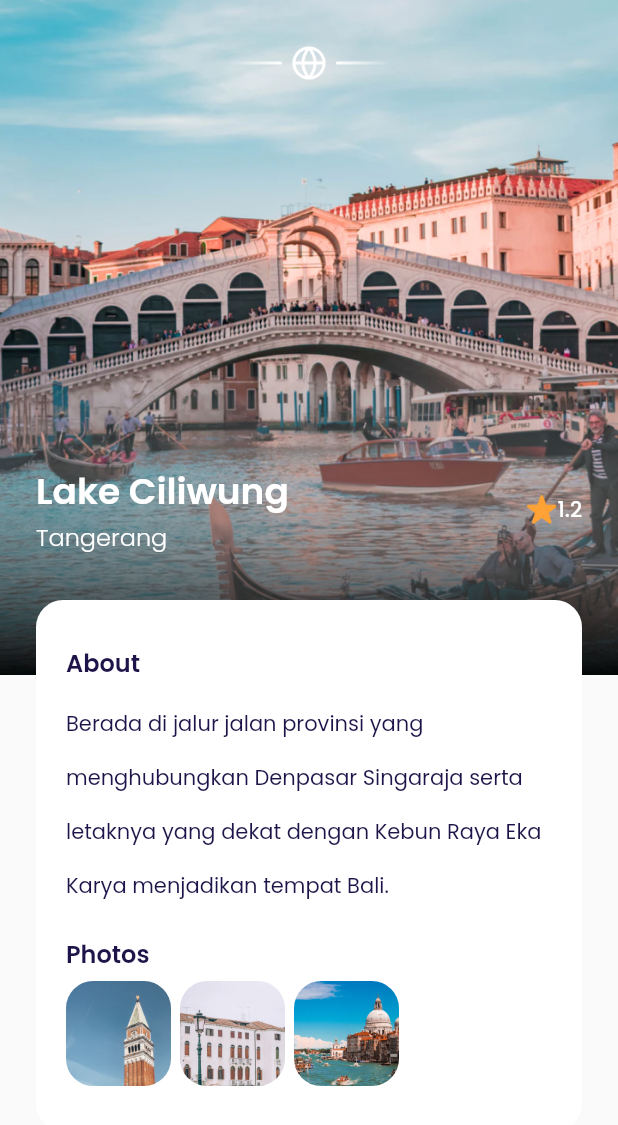
After one commit to asbiqalalawi/airplane, a Flutter app: the DetailPage screen opened by its route, on a phone screen of 412 x 824 dp. The commit adds this screen. Shown: the top 1125 px of the screen. Run offline on Flutter 3.47's test engine with Material 2 defaults, Android fonts, the phone set to English and light mode, and no system bars; our stand-ins replace google_fonts.

Commit message:
Slicing detail page (background image, title, about, photo)

```diff
--- a/lib/main.dart
+++ b/lib/main.dart
@@ -1,4 +1,5 @@
 import 'package:airplane/ui/pages/bonus_page.dart';
+import 'package:airplane/ui/pages/detail_page.dart';
 import 'package:airplane/ui/pages/get_started_page.dart';
 import 'package:airplane/ui/pages/main_page.dart';
 import 'package:airplane/ui/pages/sign_up_page.dart';
@@ -20,6 +21,7 @@ class MyApp extends StatelessWidget {
         '/sign-up': (context) => const SignUpPage(),
         '/bonus': (context) => const BonusPage(),
         '/main': (context) => const MainPage(),
+        '/detail': (context) => const DetailPage(),
       },
     );
   }
--- /dev/null
+++ b/lib/ui/pages/detail_page.dart
@@ -0,0 +1,184 @@
+import 'package:airplane/shared/theme.dart';
+import 'package:airplane/ui/widgets/photo_item.dart';
+import 'package:flutter/material.dart';
+
+class DetailPage extends StatelessWidget {
+  const DetailPage({Key? key}) : super(key: key);
+
+  @override
+  Widget build(BuildContext context) {
+    Widget backgroundImage() {
+      return Container(
+        height: 450,
+        width: double.infinity,
+        decoration: const BoxDecoration(
+          image: DecorationImage(
+            image: AssetImage(
+              'assets/image_destination1.png',
+            ),
+            fit: BoxFit.cover,
+          ),
+        ),
+      );
+    }
+
+    Widget shadowContainer() {
+      return Container(
+        height: 214,
+        width: double.infinity,
+        margin: const EdgeInsets.only(top: 236),
+        decoration: BoxDecoration(
+            gradient: LinearGradient(
+                begin: Alignment.topCenter,
+                end: Alignment.bottomCenter,
+                colors: [
+              whiteColor.withOpacity(0),
+              Colors.black.withOpacity(0.95)
+            ])),
+      );
+    }
+
+    Widget content() {
+      return Container(
+        width: double.infinity,
+        margin: const EdgeInsets.symmetric(horizontal: defaultMargin),
+        child: SingleChildScrollView(
+          child: Column(
+            children: [
+              // EMBLEM
+              Container(
+                height: 24,
+                width: 108,
+                margin: const EdgeInsets.only(top: 30),
+                decoration: const BoxDecoration(
+                  image: DecorationImage(
+                    image: AssetImage(
+                      'assets/icon_emblem.png',
+                    ),
+                  ),
+                ),
+              ),
+              // TITLE
+              Container(
+                margin: const EdgeInsets.only(top: 256),
+                width: double.infinity,
+                child: Row(
+                  children: [
+                    Expanded(
+                      child: Column(
+                        crossAxisAlignment: CrossAxisAlignment.start,
+                        children: [
+                          Text(
+                            'Lake Ciliwung',
+                            style: whiteTextStyle.copyWith(
+                              fontSize: 24,
+                              fontWeight: semiBold,
+                            ),
+                          ),
+                          Text(
+                            'Tangerang',
+                            style: whiteTextStyle.copyWith(
+                              fontSize: 16,
+                              fontWeight: light,
+                            ),
+                          ),
+                        ],
+                      ),
+                    ),
+                    Row(
+                      mainAxisAlignment: MainAxisAlignment.center,
+                      crossAxisAlignment: CrossAxisAlignment.start,
+                      children: [
+                        Container(
+                          height: 20,
+                          width: 20,
+                          margin: const EdgeInsets.only(right: 1),
+                          decoration: const BoxDecoration(
+                            image: DecorationImage(
+                              image: AssetImage(
+                                'assets/icon_star.png',
+                              ),
+                            ),
+                          ),
+                        ),
+                        Text(
+                          '1.2',
+                          style: whiteTextStyle.copyWith(
+                            fontWeight: medium,
+                          ),
+                        )
+                      ],
+                    ),
+                  ],
+                ),
+              ),
+              // CONTENT
+              Container(
+                width: double.infinity,
+                margin: const EdgeInsets.only(top: 30),
+                padding: const EdgeInsets.symmetric(
+                  horizontal: 20,
+                  vertical: 30,
+                ),
+                decoration: BoxDecoration(
+                  color: whiteColor,
+                  borderRadius: BorderRadius.circular(18),
+                ),
+                child: Column(
+                  crossAxisAlignment: CrossAxisAlignment.start,
+                  children: [
+                    Text(
+                      'About',
+                      style: blackTextStyle.copyWith(
+                        fontSize: 16,
+                        fontWeight: semiBold,
+                      ),
+                    ),
+                    const SizedBox(
+                      height: 6,
+                    ),
+                    Text(
+                      'Berada di jalur jalan provinsi yang menghubungkan Denpasar Singaraja serta letaknya yang dekat dengan Kebun Raya Eka Karya menjadikan tempat Bali.',
+                      style: blackTextStyle.copyWith(
+                        height: 2.6,
+                      ),
+                    ),
+                    const SizedBox(
+                      height: 20,
+                    ),
+                    Text(
+                      'Photos',
+                      style: blackTextStyle.copyWith(
+                        fontSize: 16,
+                        fontWeight: semiBold,
+                      ),
+                    ),
+                    const SizedBox(
+                      height: 6,
+                    ),
+                    Row(
+                      children: const [
+                        PhotoItem(image: 'assets/image_photo1.png'),
+                        PhotoItem(image: 'assets/image_photo2.png'),
+                        PhotoItem(image: 'assets/image_photo3.png'),
+                      ],
+                    )
+                  ],
+                ),
+              ),
+            ],
+          ),
+        ),
+      );
+    }
+
+    return Scaffold(
+      backgroundColor: backgroundColor,
+      body: Stack(children: [
+        backgroundImage(),
+        shadowContainer(),
+        content(),
+      ]),
+    );
+  }
+}
--- a/lib/ui/widgets/destination_card.dart
+++ b/lib/ui/widgets/destination_card.dart
@@ -16,7 +16,12 @@ class DestinationCard extends StatelessWidget {
 
   @override
   Widget build(BuildContext context) {
-    return Container(
+    return GestureDetector(
+      onTap: () => Navigator.pushNamed(
+        context,
+        '/detail',
+      ),
+      child: Container(
         height: 323,
         width: 200,
         padding: const EdgeInsets.all(10),
@@ -99,6 +104,7 @@ class DestinationCard extends StatelessWidget {
             ),
           ],
         ),
+      ),
     );
   }
 }
--- /dev/null
+++ b/lib/ui/widgets/photo_item.dart
@@ -0,0 +1,26 @@
+import 'package:flutter/material.dart';
+
+class PhotoItem extends StatelessWidget {
+  final String image;
+  const PhotoItem({
+    Key? key,
+    required this.image,
+  }) : super(key: key);
+
+  @override
+  Widget build(BuildContext context) {
+    return Container(
+      height: 70,
+      width: 70,
+      margin: const EdgeInsets.only(right: 6),
+      decoration: BoxDecoration(
+        image: DecorationImage(
+          image: AssetImage(
+            image,
+          ),
+        ),
+        borderRadius: BorderRadius.circular(18),
+      ),
+    );
+  }
+}
```
Also changed, not shown: assets/icon_emblem.png. Lines whose indentation alone changed are shown as unchanged.
